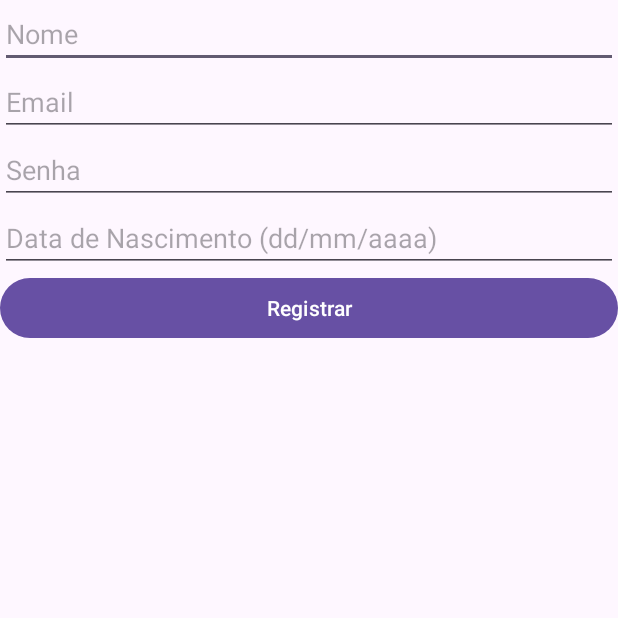
After one commit to JoaoFrancoo/appProjeto, an Android app: the RegisterActivity screen opened directly, with no data from a screen before it, on a phone screen of 412 x 824 dp, the top half of it. The commit adds this screen. Run offline under Robolectric (Android 15) with nearby library versions, the phone set to English and light mode, and no system bars; our stand-ins replace Firebase (no records; nobody signed in at launch, a user with empty details on screens opened directly).

Commit message:
Login and Register done!

```diff
--- a/appProjeto/app/build.gradle.kts
+++ b/appProjeto/app/build.gradle.kts
@@ -53,9 +53,11 @@ dependencies {
     implementation(libs.volley)
     implementation(libs.play.services.location)
     implementation(libs.firebase.auth.ktx)
+    implementation(libs.firebase.firestore.ktx)
     testImplementation(libs.junit)
     androidTestImplementation(libs.androidx.junit)
     androidTestImplementation(libs.androidx.espresso.core)
     implementation(platform("com.google.firebase:firebase-bom:33.6.0"))
     implementation("com.google.firebase:firebase-analytics")
+    implementation ("com.google.firebase:firebase-auth-ktx")
 }
--- /dev/null
+++ b/appProjeto/app/src/main/java/com/example/appprojeto/RegisterActivity.kt
@@ -0,0 +1,93 @@
+package com.example.appprojeto
+
+import android.os.Bundle
+import android.util.Log
+import android.widget.Toast
+import androidx.activity.enableEdgeToEdge
+import androidx.appcompat.app.AppCompatActivity
+import androidx.core.view.ViewCompat
+import androidx.core.view.WindowInsetsCompat
+import com.example.appprojeto.databinding.ActivityRegisterBinding
+import com.google.firebase.auth.FirebaseAuth
+import com.google.firebase.auth.ktx.auth
+import com.google.firebase.firestore.FirebaseFirestore
+import com.google.firebase.ktx.Firebase
+
+class RegisterActivity : AppCompatActivity() {
+    private lateinit var binding: ActivityRegisterBinding
+    private lateinit var auth: FirebaseAuth
+    private lateinit var firestore: FirebaseFirestore
+
+    override fun onCreate(savedInstanceState: Bundle?) {
+        super.onCreate(savedInstanceState)
+        enableEdgeToEdge()
+
+        // Usar view binding
+        binding = ActivityRegisterBinding.inflate(layoutInflater)
+        setContentView(binding.root)
+
+        // Ajustar padding para sistema de barras
+        ViewCompat.setOnApplyWindowInsetsListener(findViewById(R.id.main)) { v, insets ->
+            val systemBars = insets.getInsets(WindowInsetsCompat.Type.systemBars())
+            v.setPadding(systemBars.left, systemBars.top, systemBars.right, systemBars.bottom)
+            insets
+        }
+
+        // Inicializar Firebase
+        auth = Firebase.auth
+        firestore = FirebaseFirestore.getInstance()
+
+        // Configurar botão de registro
+        binding.registerButton.setOnClickListener {
+            val name = binding.nameEditText.text.toString()
+            val email = binding.emailEditText.text.toString()
+            val password = binding.passwordEditText.text.toString()
+            val birthDate = binding.birthDateEditText.text.toString()
+
+            if (name.isBlank() || email.isBlank() || password.isBlank() || birthDate.isBlank()) {
+                Toast.makeText(this, "Por favor, preencha todos os campos.", Toast.LENGTH_SHORT).show()
+            } else {
+                registerUser(name, email, password, birthDate)
+            }
+        }
+    }
+
+    private fun registerUser(name: String, email: String, password: String, birthDate: String) {
+        auth.createUserWithEmailAndPassword(email, password)
+            .addOnCompleteListener { task ->
+                if (task.isSuccessful) {
+                    val user = auth.currentUser
+                    user?.let {
+                        saveUserToFirestore(it.uid, name, email, birthDate)
+                    }
+                    Toast.makeText(this, "Registro concluído!", Toast.LENGTH_SHORT).show()
+                } else {
+                    Log.w(TAG, "createUserWithEmailAndPassword:failure", task.exception)
+                    Toast.makeText(this, "Erro ao registrar: ${task.exception?.message}", Toast.LENGTH_SHORT).show()
+                }
+            }
+    }
+
+    private fun saveUserToFirestore(uid: String, name: String, email: String, birthDate: String) {
+        val user = hashMapOf(
+            "uid" to uid,
+            "name" to name,
+            "email" to email,
+            "birthDate" to birthDate
+        )
+
+        firestore.collection("users")
+            .document(uid)
+            .set(user)
+            .addOnSuccessListener {
+                Log.d(TAG, "User added to Firestore.")
+            }
+            .addOnFailureListener { e ->
+                Log.w(TAG, "Error adding user to Firestore", e)
+            }
+    }
+
+    companion object {
+        private const val TAG = "RegisterActivity"
+    }
+}
--- /dev/null
+++ b/appProjeto/app/src/main/res/layout/activity_register.xml
@@ -0,0 +1,43 @@
+<?xml version="1.0" encoding="utf-8"?>
+<LinearLayout xmlns:android="http://schemas.android.com/apk/res/android"
+    android:id="@+id/main"
+    android:layout_width="match_parent"
+    android:layout_height="match_parent"
+    android:orientation="vertical"
+    android:padding="16dp">
+
+    <EditText
+        android:id="@+id/nameEditText"
+        android:layout_width="match_parent"
+        android:layout_height="wrap_content"
+        android:hint="Nome"
+        android:inputType="textPersonName" />
+
+    <EditText
+        android:id="@+id/emailEditText"
+        android:layout_width="match_parent"
+        android:layout_height="wrap_content"
+        android:hint="Email"
+        android:inputType="textEmailAddress" />
+
+    <EditText
+        android:id="@+id/passwordEditText"
+        android:layout_width="match_parent"
+        android:layout_height="wrap_content"
+        android:hint="Senha"
+        android:inputType="textPassword" />
+
+    <EditText
+        android:id="@+id/birthDateEditText"
+        android:layout_width="match_parent"
+        android:layout_height="wrap_content"
+        android:hint="Data de Nascimento (dd/mm/aaaa)"
+        android:inputType="date" />
+
+    <Button
+        android:id="@+id/registerButton"
+        android:layout_width="match_parent"
+        android:layout_height="wrap_content"
+        android:text="Registrar" />
+
+</LinearLayout>
--- a/appProjeto/gradle/libs.versions.toml
+++ b/appProjeto/gradle/libs.versions.toml
@@ -12,6 +12,7 @@ constraintlayout = "2.1.4"
 volley = "1.2.1"
 playServicesLocation = "21.3.0"
 firebaseAuthKtx = "23.1.0"
+firebaseFirestoreKtx = "25.1.1"
 
 [libraries]
 androidx-core-ktx = { group = "androidx.core", name = "core-ktx", version.ref = "coreKtx" }
@@ -25,6 +26,7 @@ androidx-constraintlayout = { group = "androidx.constraintlayout", name = "const
 volley = { group = "com.android.volley", name = "volley", version.ref = "volley" }
 play-services-location = { group = "com.google.android.gms", name = "play-services-location", version.ref = "playServicesLocation" }
 firebase-auth-ktx = { group = "com.google.firebase", name = "firebase-auth-ktx", version.ref = "firebaseAuthKtx" }
+firebase-firestore-ktx = { group = "com.google.firebase", name = "firebase-firestore-ktx", version.ref = "firebaseFirestoreKtx" }
 
 [plugins]
 android-application = { id = "com.android.application", version.ref = "agp" }
```
Also changed, not shown: appProjeto/app/src/main/AndroidManifest.xml (+7 -4 lines), appProjeto/app/src/main/java/com/example/appprojeto/Login.kt (deleted, +0 -26 lines), appProjeto/app/src/main/java/com/example/appprojeto/LoginActivity.kt (added, +58 -0 lines), appProjeto/app/src/main/res/layout/activity_login.xml (+65 -2 lines).
